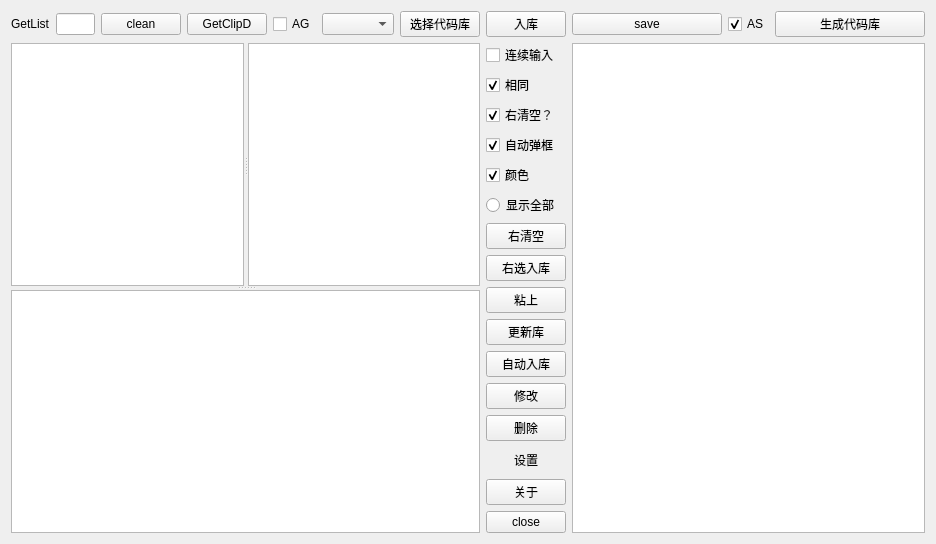
yjduoduo/auto_c_code, file auto_c_code/autoccode.ui: the form before one commit.
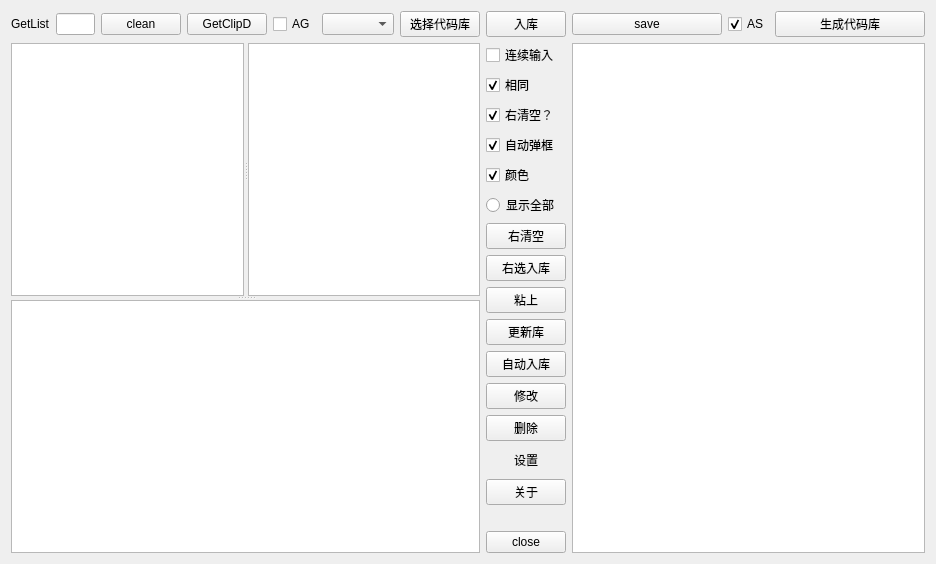
The form after the commit. Custom widgets are drawn as their Qt base class.

The edit to the form file:
```diff
--- a/auto_c_code/autoccode.ui
+++ b/auto_c_code/autoccode.ui
@@ -7,7 +7,7 @@
     <x>0</x>
     <y>0</y>
     <width>936</width>
-    <height>458</height>
+    <height>487</height>
    </rect>
   </property>
   <property name="windowTitle">
@@ -270,6 +270,13 @@
          </property>
         </widget>
        </item>
+       <item>
+        <widget class="QLabel" name="sendmailab">
+         <property name="text">
+          <string/>
+         </property>
+        </widget>
+       </item>
        <item>
         <widget class="QPushButton" name="close_btn">
          <property name="text">
```
